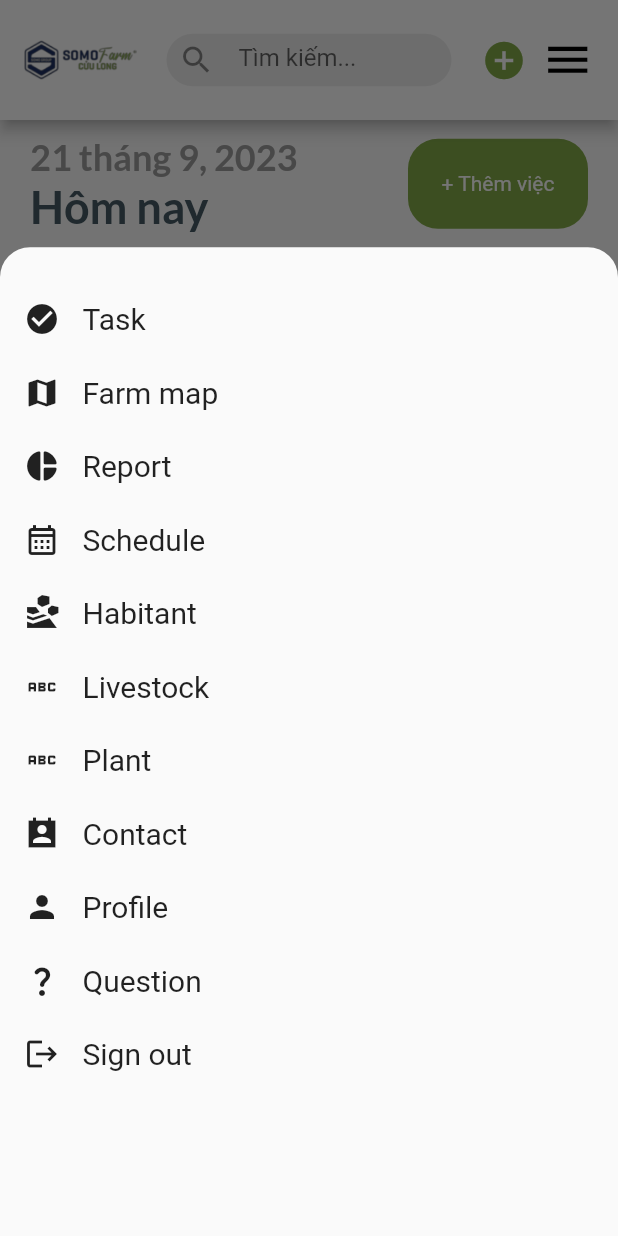
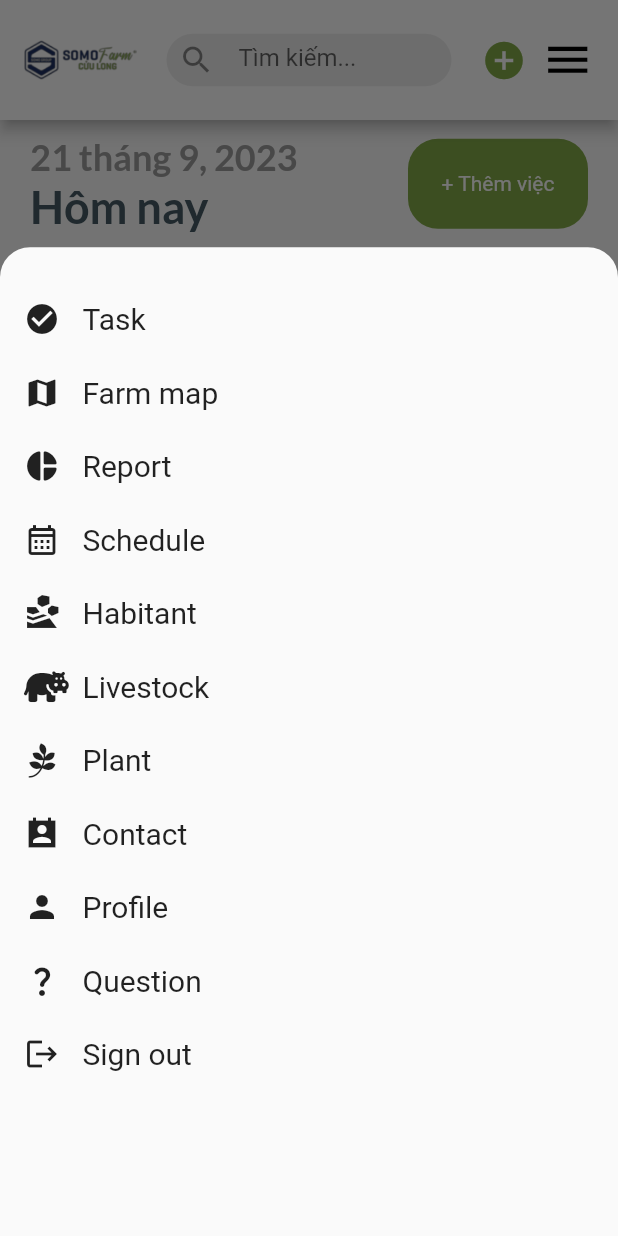
Before and after one commit to Capston-FPT-Somo-Farm-Task-Management/Mobile_Application, a Flutter app: the LiveStockPage screen opened directly, after a tap on the "menu" icon, on a phone screen of 412 x 824 dp. Run offline on Flutter 3.47's test engine with Material 2 defaults, Android fonts, the phone set to English and light mode, and no system bars; our stand-ins replace firebase_auth, firebase_core, flutter_chips_input, flutter_staggered_animations, font_awesome_flutter, get and 2 more; missing offline and left inert: flutter_quill; accounts and stored records are empty.

Commit message:
change icon plamt, livestock, ontap to task page

```diff
--- a/manager_somo_farm_task_management/lib/widgets/app_bar.dart
+++ b/manager_somo_farm_task_management/lib/widgets/app_bar.dart
@@ -1,7 +1,9 @@
 import 'package:flutter/material.dart';
+import 'package:font_awesome_flutter/font_awesome_flutter.dart';
 import 'package:manager_somo_farm_task_management/componets/constants.dart';
 import 'package:manager_somo_farm_task_management/screens/manager/animal/livestock_page.dart';
 import 'package:manager_somo_farm_task_management/screens/manager/plant/plant_page.dart';
+import 'package:manager_somo_farm_task_management/screens/manager/task/task_page.dart';
 
 import '../screens/manager/farm_list_page.dart';
 
@@ -168,7 +170,13 @@ class CustomAppBar extends StatelessWidget {
                                             alignment: Alignment
                                                 .centerLeft, // Căn lề trái
                                             child: InkWell(
-                                              onTap: () {},
+                                              onTap: () {
+                                                Navigator.of(context)
+                                                    .push(MaterialPageRoute(
+                                                  builder: (context) =>
+                                                      const TaskPage(),
+                                                ));
+                                              },
                                               child: const Row(children: [
                                                 Icon(Icons.check_circle),
                                                 SizedBox(width: 15),
@@ -262,7 +270,7 @@ class CustomAppBar extends StatelessWidget {
                                                 ));
                                               },
                                               child: const Row(children: [
-                                                Icon(Icons.abc),
+                                                Icon(FontAwesomeIcons.hippo),
                                                 SizedBox(width: 15),
                                                 Text(
                                                   "Livestock",
@@ -285,7 +293,8 @@ class CustomAppBar extends StatelessWidget {
                                                 ));
                                               },
                                               child: const Row(children: [
-                                                Icon(Icons.abc),
+                                                Icon(
+                                                    FontAwesomeIcons.pagelines),
                                                 SizedBox(width: 15),
                                                 Text(
                                                   "Plant",
```
